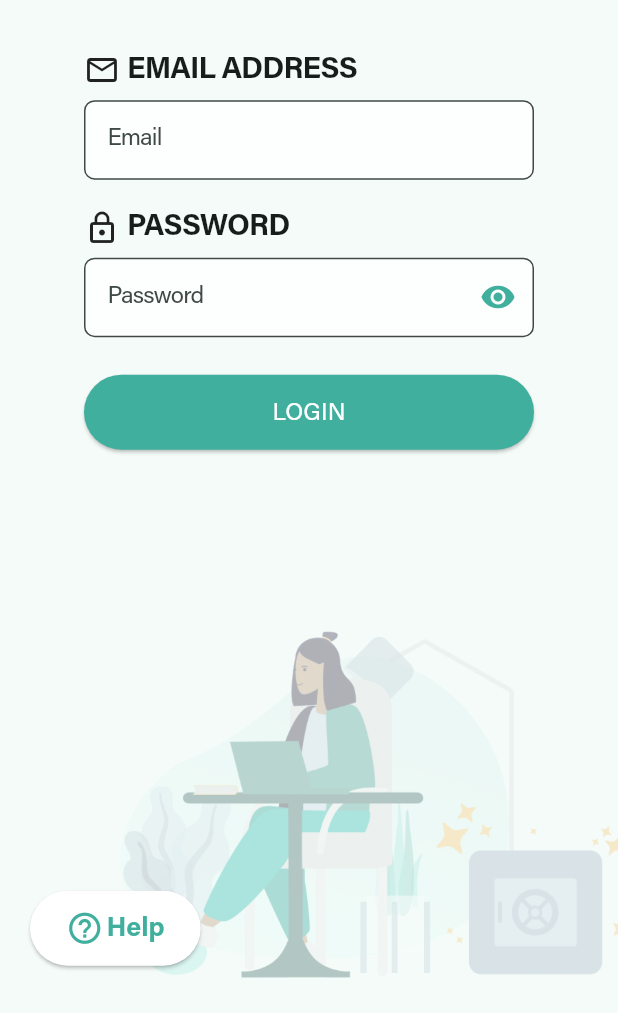
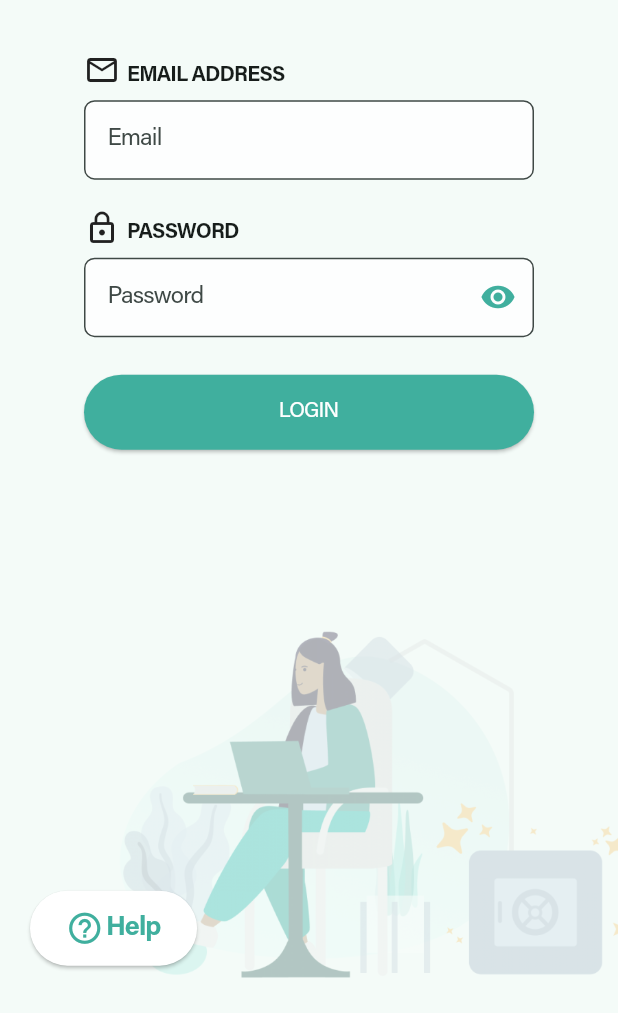
Before and after one commit to matiasespina1991/expatrio-challenge, a Flutter app: the screen it shows after launch, on a phone screen of 412 x 824 dp, the part 223-1236 px from its top. Run offline on Flutter 3.47's test engine with Material 3 defaults, Android fonts, the phone set to English and light mode, and no system bars; our stand-ins replace flutter_secure_storage.

Commit message:
Custom button widget defined and refactored all across the app

```diff
--- a/lib/screens/login_screen.dart
+++ b/lib/screens/login_screen.dart
@@ -4,6 +4,8 @@ import 'package:expatrio_challenge/theme/expatrio_theme.dart';
 import 'package:flutter/material.dart';
 
 import 'package:flutter_secure_storage/flutter_secure_storage.dart';
+
+import '../widgets/buttons.dart';
 
 class LoginScreen extends StatefulWidget {
   const LoginScreen({super.key});
@@ -160,14 +162,12 @@ class _LoginScreenState extends State<LoginScreen> {
                       obscureText: !_isPasswordVisible,
                     ),
                     const SizedBox(height: 25.0),
-                    ElevatedButton(
-                      style: ElevatedButton.styleFrom(
-                        minimumSize: const Size(double.infinity, 50),
-                      ),
+                    ExpatrioButton(
+                      fullWidth: true,
                       onPressed: () {
                         attemptLogin(context);
                       },
-                      child: const Text('LOGIN'),
+                      text: 'Login',
                     ),
                     SizedBox(
                       height: MediaQuery.of(context).size.height - 450,
--- a/lib/theme/expatrio_theme.dart
+++ b/lib/theme/expatrio_theme.dart
@@ -3,9 +3,6 @@ import 'package:flutter/material.dart';
 class ExpatrioTheme {
   static const Color primaryColor = Color(0xFF40AF9E);
   static const Color secondaryColor = Colors.white;
-
-  // height: 1.3,
-  // letterSpacing: -0.6,
 
   static ThemeData themeData = ThemeData(
     fontFamily: 'Acumin Pro',
@@ -15,26 +12,6 @@ class ExpatrioTheme {
         TargetPlatform.android: CustomPageTransitionBuilder(),
         TargetPlatform.iOS: CustomPageTransitionBuilder(),
       },
-    ),
-    elevatedButtonTheme: ElevatedButtonThemeData(
-      style: ButtonStyle(
-        backgroundColor: MaterialStateProperty.resolveWith<Color>(
-            (Set<MaterialState> states) {
-          if (states.contains(MaterialState.disabled)) {
-            return Colors.grey.shade400;
-          }
-          return primaryColor;
-        }),
-        foregroundColor: MaterialStateProperty.all(Colors.white),
-        minimumSize: MaterialStateProperty.all(const Size(200, 50)),
-        textStyle: MaterialStateProperty.all(
-          const TextStyle(
-            fontFamily: 'Acumin Pro',
-            fontSize: 16,
-            height: 1.7,
-          ),
-        ),
-      ),
     ),
     colorScheme: ColorScheme.fromSeed(seedColor: primaryColor),
     appBarTheme: const AppBarTheme(
@@ -77,7 +54,10 @@ const _textTheme = TextTheme(
   titleMedium: TextStyle(height: 1.3, letterSpacing: -0.6),
   titleSmall: TextStyle(height: 1.3, letterSpacing: -0.6),
   bodyLarge: TextStyle(height: 1.3, letterSpacing: -0.6),
-  bodyMedium: TextStyle(height: 1.2, letterSpacing: -0.6, fontSize: 20),
+  bodyMedium: TextStyle(
+    height: 1.2,
+    letterSpacing: -0.6,
+  ),
   bodySmall: TextStyle(height: 1.3, letterSpacing: -0.6),
   labelLarge: TextStyle(height: 1.3, letterSpacing: -0.6),
   labelMedium: TextStyle(height: 1.3, letterSpacing: -0.6),
--- a/lib/widgets/buttons.dart
+++ b/lib/widgets/buttons.dart
@@ -11,13 +11,16 @@ Widget ExpatrioButton({
   return ElevatedButton(
     onPressed: isDisabled ? null : onPressed,
     style: ElevatedButton.styleFrom(
+      backgroundColor: isPrimary
+          ? const Color(0xFF40AF9E)
+          : const Color(0xFFE0E0E0).withOpacity(0.5),
       minimumSize:
-          fullWidth ? const Size(double.infinity, 50) : const Size(200, 50),
+          fullWidth ? const Size(double.infinity, 50) : const Size(130, 50),
     ),
     child: Text(
       text.toUpperCase(),
       style: TextStyle(
-        color: isPrimary ? const Color(0xFFFFFFFF) : const Color(0xFF000000),
+        color: isDisabled ? const Color(0xFF000000) : const Color(0xFFFFFFFF),
         fontFamily: 'Acumin Pro',
       ),
     ),
```
Also changed, not shown: lib/screens/dashboard_screen.dart (+6 -5 lines), lib/widgets/modals.dart (+14 -18 lines).
